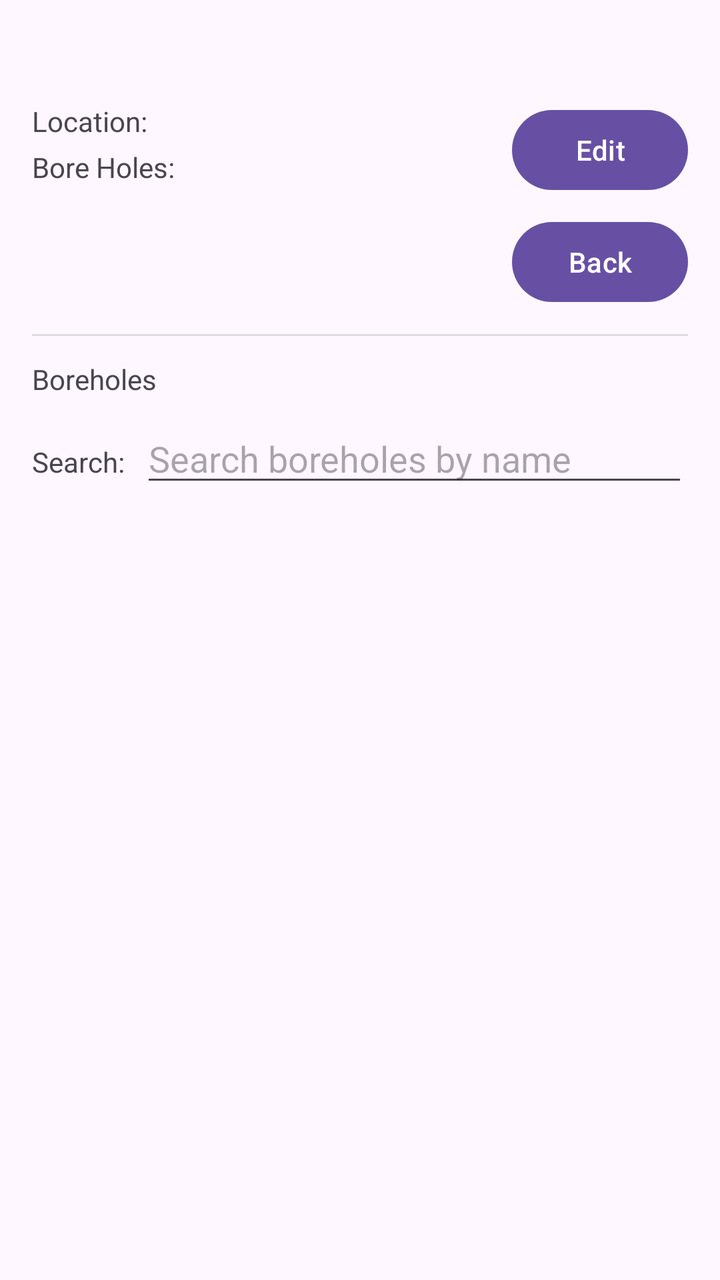
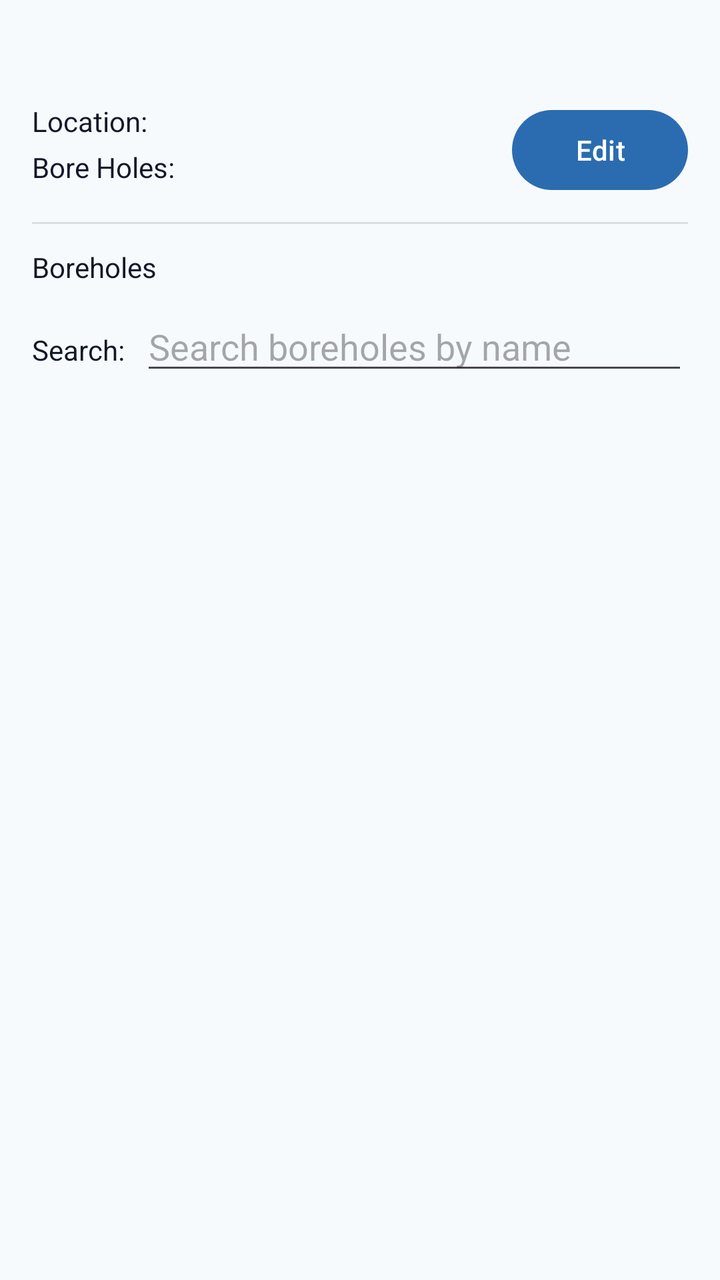

Screens rendered from an Android XML layout before and after an edit, with the pre-edit source and the edit as a unified diff.
<!-- AndroidManifest.xml: application theme Theme.MyApplication -->
<!-- res/layout/activity_borehole_dashboard.xml -->
<?xml version="1.0" encoding="utf-8"?>
<ScrollView xmlns:android="http://schemas.android.com/apk/res/android"
    android:layout_width="match_parent"
    android:layout_height="match_parent">

    <LinearLayout android:layout_width="match_parent" android:layout_height="wrap_content" android:orientation="vertical" android:padding="16dp">

        <TextView android:id="@+id/lblHeader" android:layout_width="wrap_content" android:layout_height="wrap_content" android:textSize="20sp" android:textStyle="bold" />

        <LinearLayout android:layout_width="match_parent" android:layout_height="wrap_content" android:orientation="horizontal" android:layout_marginTop="8dp">
            <LinearLayout android:layout_width="0dp" android:layout_weight="1" android:layout_height="wrap_content" android:orientation="vertical">
                <LinearLayout android:layout_width="wrap_content" android:layout_height="wrap_content" android:orientation="horizontal">
                    <TextView android:layout_width="wrap_content" android:layout_height="wrap_content" android:text="Location:" />
                    <TextView android:id="@+id/lblLocationName" android:layout_width="wrap_content" android:layout_height="wrap_content" android:layout_marginStart="8dp" />
                </LinearLayout>
                <LinearLayout android:layout_width="wrap_content" android:layout_height="wrap_content" android:orientation="horizontal" android:layout_marginTop="4dp">
                    <TextView android:layout_width="wrap_content" android:layout_height="wrap_content" android:text="Bore Holes:" />
                    <TextView android:id="@+id/lblBoreHoles" android:layout_width="wrap_content" android:layout_height="wrap_content" android:layout_marginStart="8dp" />
                </LinearLayout>
            </LinearLayout>

            <LinearLayout android:layout_width="wrap_content" android:layout_height="wrap_content" android:orientation="vertical">
                <Button android:id="@+id/btnEditLocation" android:layout_width="wrap_content" android:layout_height="wrap_content" android:text="Edit" />
                <Button android:id="@+id/btnBack" android:layout_width="wrap_content" android:layout_height="wrap_content" android:text="Back" android:layout_marginTop="8dp" />
            </LinearLayout>
        </LinearLayout>

        <View android:layout_width="match_parent" android:layout_height="1dp" android:background="#DDDDDD" android:layout_marginTop="12dp" />

        <TextView android:layout_width="wrap_content" android:layout_height="wrap_content" android:text="Boreholes" android:layout_marginTop="12dp" />

        <LinearLayout android:layout_width="match_parent" android:layout_height="wrap_content" android:orientation="horizontal" android:layout_marginTop="8dp">
            <TextView android:layout_width="wrap_content" android:layout_height="wrap_content" android:text="Search:" />
            <EditText android:id="@+id/tfSearchBoreholes" android:layout_width="0dp" android:layout_height="wrap_content" android:layout_weight="1" android:hint="Search boreholes by name" android:layout_marginStart="8dp" />
        </LinearLayout>

        <LinearLayout android:id="@+id/vboxBoreholes" android:layout_width="match_parent" android:layout_height="wrap_content" android:orientation="vertical" android:layout_marginTop="12dp">
            
        </LinearLayout>

    </LinearLayout>

</ScrollView>
<!-- resources referenced by this layout -->
<resources>
  <style name="Theme.MyApplication" parent="Base.Theme.MyApplication" />
  <style name="Base.Theme.MyApplication" parent="Theme.Material3.DayNight.NoActionBar">
          
          
      </style>
</resources>

<!-- the commit's change to res/layout/activity_borehole_dashboard.xml (unified diff, before → after) -->
@@ -20,8 +20,7 @@
             </LinearLayout>
 
             <LinearLayout android:layout_width="wrap_content" android:layout_height="wrap_content" android:orientation="vertical">
-                <Button android:id="@+id/btnEditLocation" android:layout_width="wrap_content" android:layout_height="wrap_content" android:text="Edit" />
-                <Button android:id="@+id/btnBack" android:layout_width="wrap_content" android:layout_height="wrap_content" android:text="Back" android:layout_marginTop="8dp" />
+                <Button style="@style/AppButton" android:id="@+id/btnEditLocation" android:layout_width="wrap_content" android:layout_height="wrap_content" android:text="Edit" />
             </LinearLayout>
         </LinearLayout>
 
@@ -31,12 +30,21 @@
 
         <LinearLayout android:layout_width="match_parent" android:layout_height="wrap_content" android:orientation="horizontal" android:layout_marginTop="8dp">
             <TextView android:layout_width="wrap_content" android:layout_height="wrap_content" android:text="Search:" />
-            <EditText android:id="@+id/tfSearchBoreholes" android:layout_width="0dp" android:layout_height="wrap_content" android:layout_weight="1" android:hint="Search boreholes by name" android:layout_marginStart="8dp" />
+            <EditText style="@style/AppInput" android:id="@+id/tfSearchBoreholes" android:layout_width="0dp" android:layout_height="wrap_content" android:layout_weight="1" android:hint="Search boreholes by name" android:layout_marginStart="8dp" />
         </LinearLayout>
 
-        <LinearLayout android:id="@+id/vboxBoreholes" android:layout_width="match_parent" android:layout_height="wrap_content" android:orientation="vertical" android:layout_marginTop="12dp">
-            
-        </LinearLayout>
+        <androidx.recyclerview.widget.RecyclerView
+            android:id="@+id/rcBoreholes"
+            android:layout_width="match_parent"
+            android:layout_height="wrap_content"
+            android:layout_marginTop="12dp" />
+
+        <LinearLayout
+            android:id="@+id/vboxBoreholes"
+            android:layout_width="match_parent"
+            android:layout_height="wrap_content"
+            android:orientation="vertical"
+            android:layout_marginTop="12dp" />
 
     </LinearLayout>
 
<!-- resource entries referenced after the edit -->
@@ -2,8 +2,17 @@
 <resources>
   <style name="Theme.MyApplication" parent="Base.Theme.MyApplication" />
   <style name="Base.Theme.MyApplication" parent="Theme.Material3.DayNight.NoActionBar">
-          
-          
+          <item name="colorPrimary">@color/primary</item>
+          <item name="colorPrimaryVariant">@color/primary_variant</item>
+          <item name="colorOnPrimary">@color/on_primary</item>
+          <item name="android:colorBackground">@color/background</item>
+          <item name="android:textColor">@color/text_primary</item>
+          <item name="android:windowBackground">@color/background</item>
       </style>
+  <color name="primary">#2B6CB0</color>
+  <color name="primary_variant">#245a93</color>
+  <color name="on_primary">#FFFFFFFF</color>
+  <color name="background">#F7FAFC</color>
+  <color name="text_primary">#111827</color>
 </resources>
 
